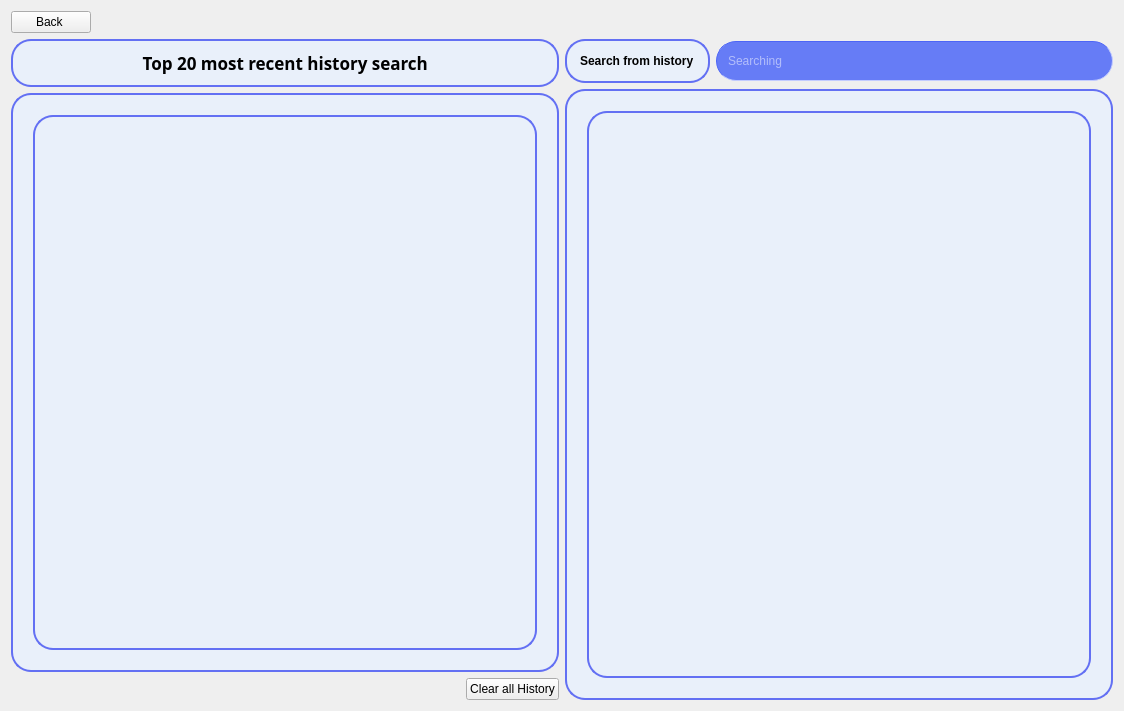
Old version of the form historyscreen.ui in the repository OHonSam/CS163_Group2_Dictionary.
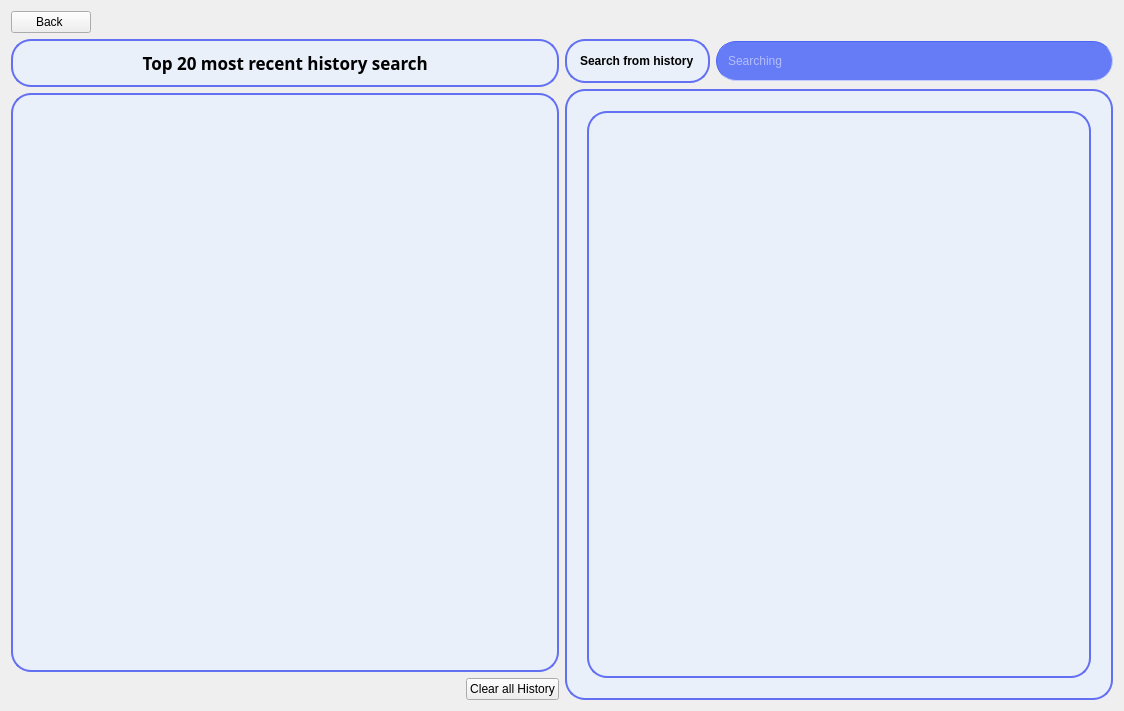
New version of the form.

Commit message: add a searched word to history

Patch:
```diff
--- a/historyscreen.ui
+++ b/historyscreen.ui
@@ -76,10 +76,7 @@
           </widget>
          </item>
          <item>
-          <widget class="QScrollArea" name="test_3">
-           <property name="mouseTracking">
-            <bool>true</bool>
-           </property>
+          <widget class="QListWidget" name="listWidget_history">
            <property name="styleSheet">
             <string notr="true">padding: 20px;
 border-width : 2px;
@@ -91,19 +88,6 @@
 border-color: rgb(99, 112, 243);
 font: 13pt &quot;Comfortaa&quot;;</string>
            </property>
-           <property name="widgetResizable">
-            <bool>true</bool>
-           </property>
-           <widget class="QWidget" name="scrollAreaWidgetContents_3">
-            <property name="geometry">
-             <rect>
-              <x>0</x>
-              <y>0</y>
-              <width>500</width>
-              <height>507</height>
-             </rect>
-            </property>
-           </widget>
           </widget>
          </item>
          <item>
```
The commit also changes 5 other files.
